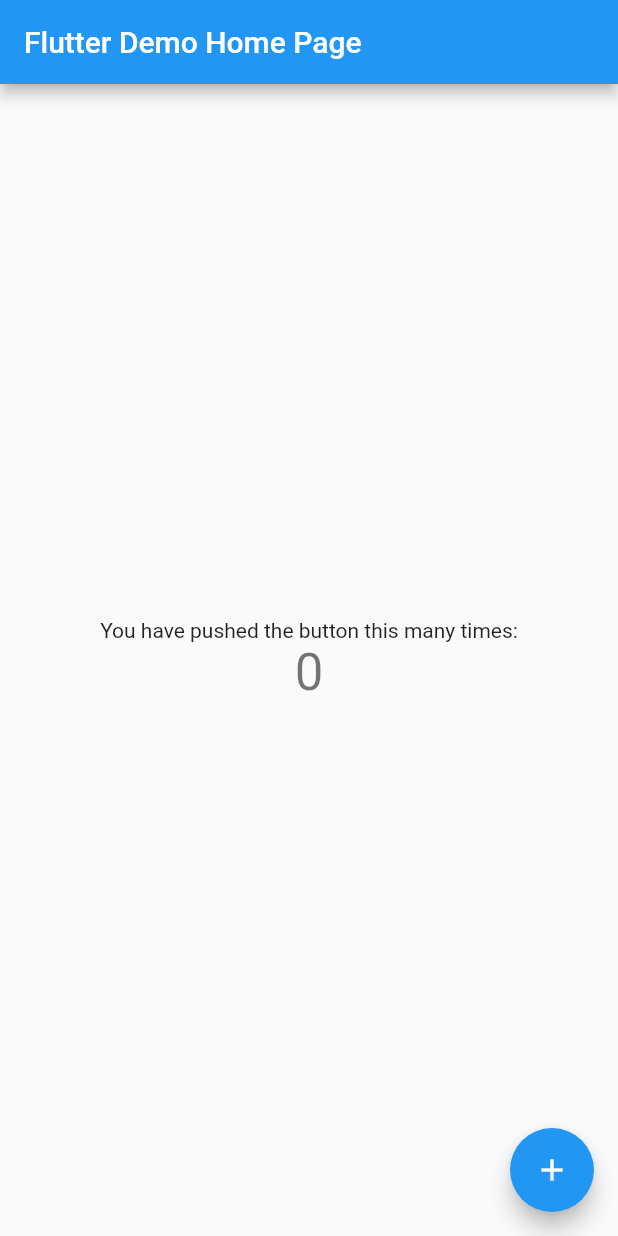
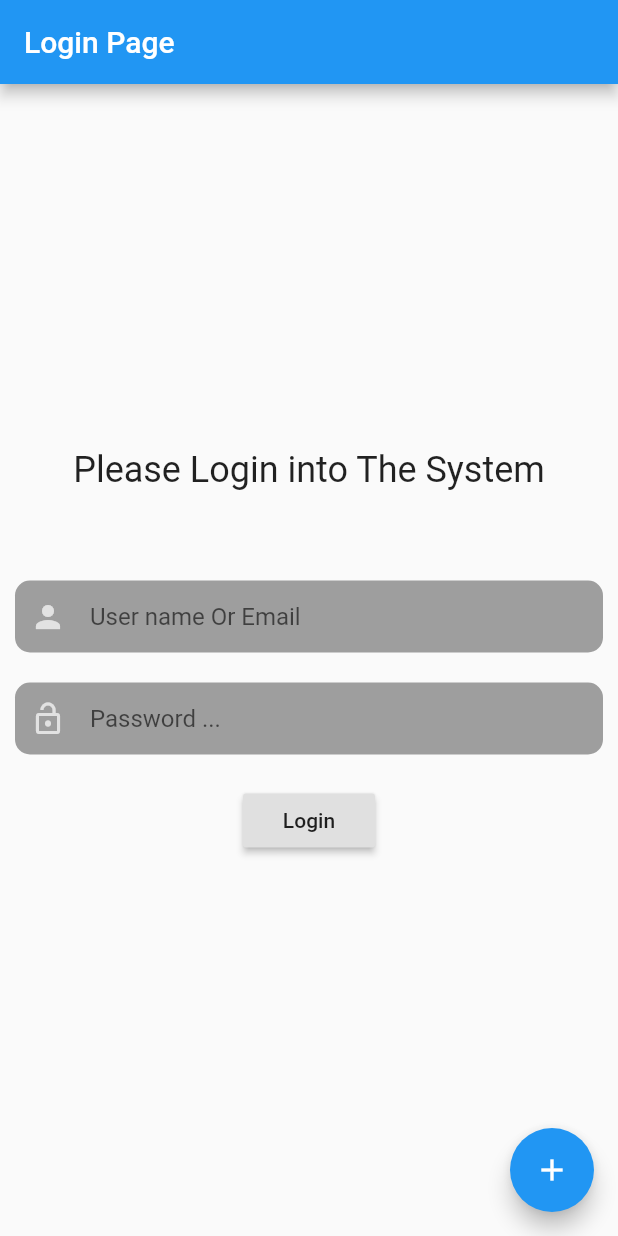
Before and after one commit to Bassem-Adel-Eg/flutterLearning, a Flutter app: the screen it shows after launch, on a phone screen of 412 x 824 dp. Run offline on Flutter 3.47's test engine with Material 2 defaults, Android fonts, the phone set to English and light mode, and no system bars.

Commit message:
Login Page Demo

```diff
--- a/installing_test/lib/main.dart
+++ b/installing_test/lib/main.dart
@@ -3,39 +3,21 @@ import 'package:flutter/material.dart';
 void main() => runApp(MyApp());
 
 class MyApp extends StatelessWidget {
-  // This widget is the root of your application.
   @override
   Widget build(BuildContext context) {
     return MaterialApp(
-      title: 'Flutter Demo',
+      debugShowCheckedModeBanner: false,
+      title: 'Login Demo',
       theme: ThemeData(
-        // This is the theme of your application.
-        //
-        // Try running your application with "flutter run". You'll see the
-        // application has a blue toolbar. Then, without quitting the app, try
-        // changing the primarySwatch below to Colors.green and then invoke
-        // "hot reload" (press "r" in the console where you ran "flutter run",
-        // or simply save your changes to "hot reload" in a Flutter IDE).
-        // Notice that the counter didn't reset back to zero; the application
-        // is not restarted.
         primarySwatch: Colors.blue,
       ),
-      home: MyHomePage(title: 'Flutter Demo Home Page'),
+      home: MyHomePage(title: 'Login Page'),
     );
   }
 }
 
 class MyHomePage extends StatefulWidget {
   MyHomePage({Key key, this.title}) : super(key: key);
-
-  // This widget is the home page of your application. It is stateful, meaning
-  // that it has a State object (defined below) that contains fields that affect
-  // how it looks.
-
-  // This class is the configuration for the state. It holds the values (in this
-  // case the title) provided by the parent (in this case the App widget) and
-  // used by the build method of the State. Fields in a Widget subclass are
-  // always marked "final".
 
   final String title;
 
@@ -44,68 +26,117 @@ class MyHomePage extends StatefulWidget {
 }
 
 class _MyHomePageState extends State<MyHomePage> {
-  int _counter = 0;
+  final formKey = GlobalKey<FormState>();
 
-  void _incrementCounter() {
-    setState(() {
-      // This call to setState tells the Flutter framework that something has
-      // changed in this State, which causes it to rerun the build method below
-      // so that the display can reflect the updated values. If we changed
-      // _counter without calling setState(), then the build method would not be
-      // called again, and so nothing would appear to happen.
-      _counter++;
-    });
+  void updateUserName(String currentValue){
+    setState((){
+      userName = currentValue;
+      });
   }
-
+  void updatePassword(String currentValue){
+    setState((){
+      password = currentValue;
+      });
+  }
+  void save(BuildContext context){
+    setState((){
+      if(userName == 'Bassem' && password == '1234'){
+        Navigator.push(context,MaterialPageRoute(builder: (context) => new LoggedInSuccessfully()));
+      }
+      else {
+        Scaffold.of(context).showSnackBar( SnackBar(content: Text('Please Try Again')));
+      }
+      });
+  }
+  String userName = '';
+  String password = '';
   @override
   Widget build(BuildContext context) {
-    // This method is rerun every time setState is called, for instance as done
-    // by the _incrementCounter method above.
-    //
-    // The Flutter framework has been optimized to make rerunning build methods
-    // fast, so that you can just rebuild anything that needs updating rather
-    // than having to individually change instances of widgets.
     return Scaffold(
       appBar: AppBar(
-        // Here we take the value from the MyHomePage object that was created by
-        // the App.build method, and use it to set our appbar title.
         title: Text(widget.title),
       ),
-      body: Center(
-        // Center is a layout widget. It takes a single child and positions it
-        // in the middle of the parent.
+      body: Builder(
+      builder: (BuildContext context) {
+        return Center(
         child: Column(
-          // Column is also layout widget. It takes a list of children and
-          // arranges them vertically. By default, it sizes itself to fit its
-          // children horizontally, and tries to be as tall as its parent.
-          //
-          // Invoke "debug painting" (press "p" in the console, choose the
-          // "Toggle Debug Paint" action from the Flutter Inspector in Android
-          // Studio, or the "Toggle Debug Paint" command in Visual Studio Code)
-          // to see the wireframe for each widget.
-          //
-          // Column has various properties to control how it sizes itself and
-          // how it positions its children. Here we use mainAxisAlignment to
-          // center the children vertically; the main axis here is the vertical
-          // axis because Columns are vertical (the cross axis would be
-          // horizontal).
           mainAxisAlignment: MainAxisAlignment.center,
           children: <Widget>[
-            Text(
-              'You have pushed the button this many times:',
+            Padding(
+              padding: EdgeInsets.only(bottom: 50.0),
+              child:Text(
+                'Please Login into The System',
+                style: Theme.of(context).textTheme.headline,
+              ),
             ),
-            Text(
-              '$_counter',
-              style: Theme.of(context).textTheme.display1,
+
+            Padding(
+              padding: EdgeInsets.symmetric(vertical: 10.0),
+                child:  Container(
+                  decoration: new BoxDecoration(
+                      color: Colors.grey,
+                      borderRadius: new BorderRadius.all(Radius.circular(10.0))),
+                  padding: EdgeInsets.symmetric(horizontal: 10.0),
+                  margin: EdgeInsets.symmetric(horizontal: 10.0),
+                  child: Row(children: <Widget>[
+                    Expanded(child:
+                    TextField(
+                      decoration: InputDecoration(icon: Icon(Icons.person,color: Colors.white70,),border:InputBorder.none ,hintText: 'User name Or Email '),
+                      onChanged: (String currentValue){updateUserName(currentValue);},
+                    ),),
+                  ],)
+                ),
             ),
+
+            Padding(
+              padding: EdgeInsets.symmetric(vertical: 10.0),
+              child: Container(
+                decoration: new BoxDecoration(
+                    color: Colors.grey,
+                    borderRadius: new BorderRadius.all(Radius.circular(10.0))),
+                padding: EdgeInsets.symmetric(horizontal: 10.0),
+                margin: EdgeInsets.symmetric(horizontal: 10.0),
+                child: Row(children: <Widget>[
+                  Expanded(child:
+                  TextField(
+                    // obscureText Parameter is Used for password-like fields.
+                    obscureText: true,
+                    decoration: InputDecoration(icon: Icon(Icons.lock_open,color: Colors.white70,),border:InputBorder.none ,hintText: 'Password ... '),
+                    onChanged: (String currentValue){updatePassword(currentValue);},
+                  ),),
+                ],)
+              ),
+            ),
+
+            Padding(
+              padding: EdgeInsets.symmetric(vertical: 10.0),
+              child: RaisedButton(child: Text("Login"),onPressed: (){save(context);}),
+            )
+
           ],
         ),
+        );
+      }
       ),
       floatingActionButton: FloatingActionButton(
-        onPressed: _incrementCounter,
+        onPressed: null,
         tooltip: 'Increment',
         child: Icon(Icons.add),
       ), // This trailing comma makes auto-formatting nicer for build methods.
     );
   }
 }
+
+class LoggedInSuccessfully extends StatelessWidget {
+  @override
+  Widget build(BuildContext context) {
+    return Scaffold(
+      appBar: AppBar(
+        title: Text('Welcome',)
+        ),
+      body: Center(
+        child: Text("welcome To Our Play"),
+        ),
+    );
+  }
+}
```
Also changed, not shown: installing_test/New Tesdxt Document.txt (deleted).
